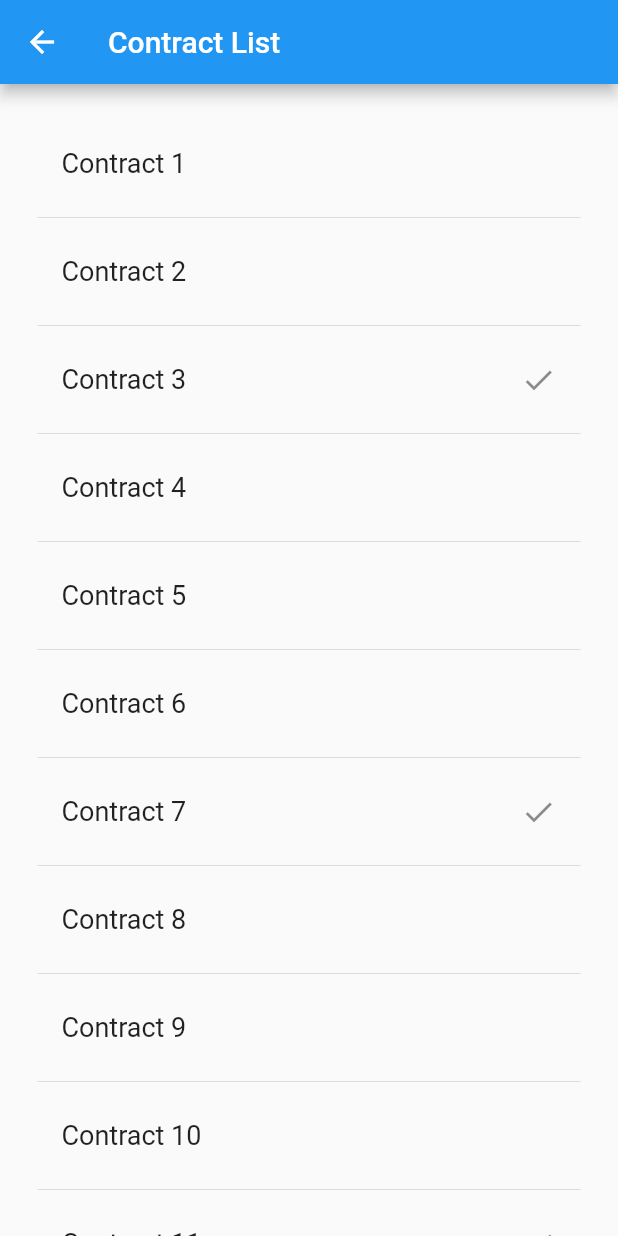
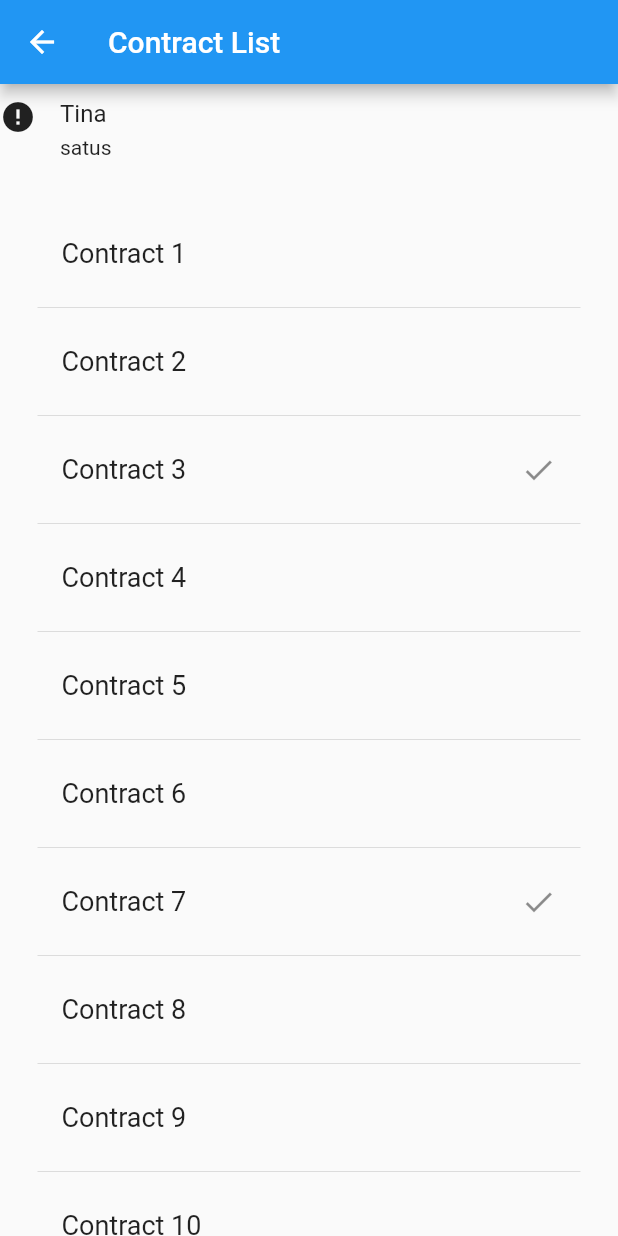
Before and after one commit to nelsontrangithub/task-manager-kore, a Flutter app: the ContractList screen opened by its route, on a phone screen of 412 x 824 dp. Run offline on Flutter 3.47's test engine with Material 2 defaults, Android fonts, the phone set to English and light mode, and no system bars; drawn by our look-alikes of cached_network_image; network calls fail.

Commit message:
add a profile row in contract list

```diff
--- a/kore_app/lib/contractList.dart
+++ b/kore_app/lib/contractList.dart
@@ -1,8 +1,11 @@
 import 'package:flutter/material.dart';
+import 'package:cached_network_image/cached_network_image.dart';
 import 'contract.dart';
+import 'data/user.dart';
 
 class ContractListState extends State<ContractList> {
   final _contractStates = <ContractList>[];
+  final _user = User("Tina", "https://image.flaticon.com/icons/png/128/201/201570.png", "satus");
   final _contracts = <Contract>[];
   final _biggerFont = const TextStyle(fontSize: 18.0);
   // final Set<ContractInfo> _saved = Set<ContractInfo>();
@@ -16,14 +19,38 @@ class ContractListState extends State<ContractList> {
       //     IconButton(icon: Icon(Icons.list), onPressed: _pushSaved),
       //   ],
     ),
-    body: _buildList(),
+    body: new Column(children:<Widget>[_profileRow(), _buildList()]),
   );
   }
-  Widget _buildProfileRow() {
+  Widget _profileRow() {
     return Container(
-
+      margin: const EdgeInsets.symmetric(vertical: 10.0),
+      child: new Row(
+        crossAxisAlignment: CrossAxisAlignment.start,
+        children: <Widget>[
+          new Container(
+            margin: const EdgeInsets.only(right: 16.0),
+            child: new CachedNetworkImage(
+        imageUrl: _user.iconUrl,
+        placeholder: (context, url) => new CircularProgressIndicator(),
+        errorWidget: (context, url, error) => new Icon(Icons.error),
+     ),
+          ),
+          new Column(
+            crossAxisAlignment: CrossAxisAlignment.start,
+            children: <Widget>[
+              new Text(_user.name, style: Theme.of(context).textTheme.subhead),
+              new Container(
+                margin: const EdgeInsets.only(top: 5.0),
+                child: new Text(_user.status),
+              ),
+            ],
+          ),
+        ],
+      ),
     );
   }
+
   Widget _buildList() {
     /*dummy data*/
     _contracts.add(Contract("Contract 1", false));
@@ -38,15 +65,18 @@ class ContractListState extends State<ContractList> {
     _contracts.add(Contract("Contract 10", false));
     _contracts.add(Contract("Contract 11", true));
     _contracts.add(Contract("Contract 12", false));
-  return ListView.builder(
+  return Flexible(
+    child: ListView.builder(
       padding: const EdgeInsets.all(25.0),
       itemBuilder: (context, i) {
         if (i.isOdd) return Divider();
 
         final index = i ~/ 2;
-
+        if(_contracts.length>index){
         return _buildRow(_contracts[index]);
-      });
+      }
+      return null;
+      }));
 }
 
 Widget _buildRow(Contract contract) {
--- /dev/null
+++ b/kore_app/lib/data/user.dart
@@ -0,0 +1,7 @@
+class User {
+  String name;
+  String iconUrl;
+  String status;
+
+  User(this.name, this.iconUrl, this.status);
+}
--- a/kore_app/pubspec.yaml
+++ b/kore_app/pubspec.yaml
@@ -23,6 +23,7 @@ dependencies:
   # The following adds the Cupertino Icons font to your application.
   # Use with the CupertinoIcons class for iOS style icons.
   cupertino_icons: ^0.1.2
+  cached_network_image: ^0.7.0
 
 dev_dependencies:
   flutter_test:
```
Also changed, not shown: 4 other files.
